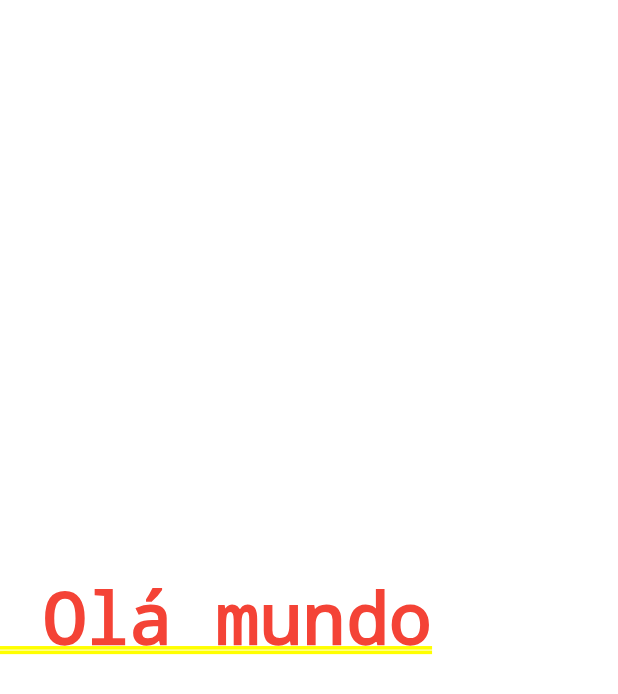
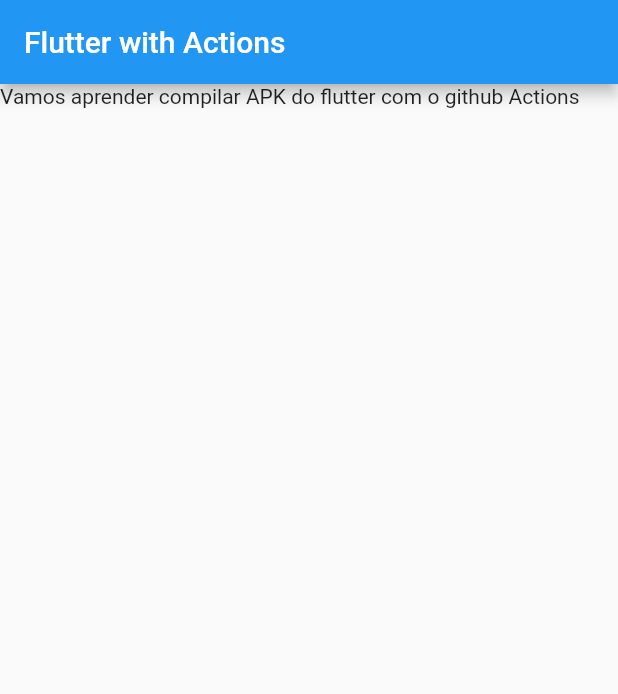
Before and after one commit to eduardouliana/flutter-actions, a Flutter app: the screen it shows after launch, on a phone screen of 412 x 824 dp. Shown: the top 694 px of the screen. Run offline on Flutter 3.47's test engine with Material 2 defaults, Android fonts, the phone set to English and light mode, and no system bars.

Commit message:
Ajuste config Actions

```diff
--- a/lib/main.dart
+++ b/lib/main.dart
@@ -1,31 +1,14 @@
 import 'package:flutter/material.dart';
 
 void main() {
-  runApp(MaterialApp(title: "Hello world", home: Home()));
+  runApp(
+    MaterialApp(
+      home: Scaffold(
+        appBar: AppBar(
+          title: Text('Flutter with Actions'),
+        ),
+        body: Text('Vamos aprender compilar APK do flutter com o github Actions'),
+      )
+    )
+  );
 }
-
-class Home extends StatefulWidget {
-  @override
-  _HomeState createState() => _HomeState();
-}
-
-class _HomeState extends State<Home> {
-
-  @override
-  Widget build(BuildContext context) {
-    return Stack(
-      children: <Widget>[
-          Column(
-          mainAxisAlignment: MainAxisAlignment.center,
-          children: <Widget>[
-            Text(
-              " Olá mundo",
-              style:
-                  TextStyle(color: Colors.red, fontWeight: FontWeight.bold),
-            )
-          ],
-        )
-      ],
-    );
-  }
-}
```
Also changed, not shown: 2 other files.
